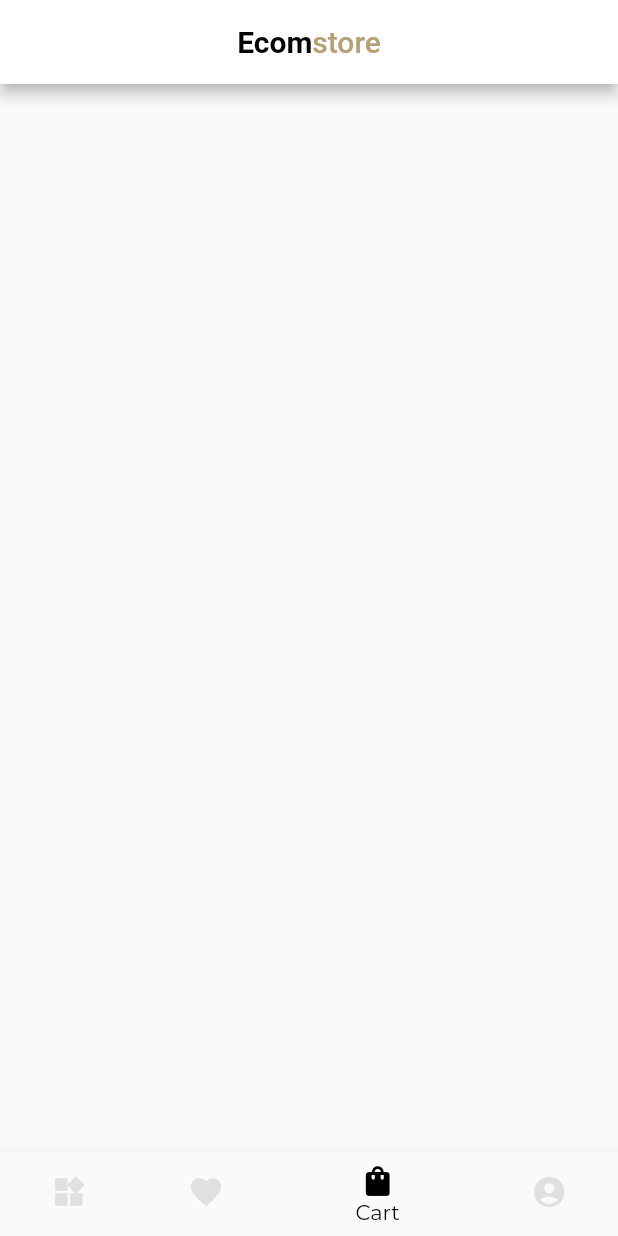
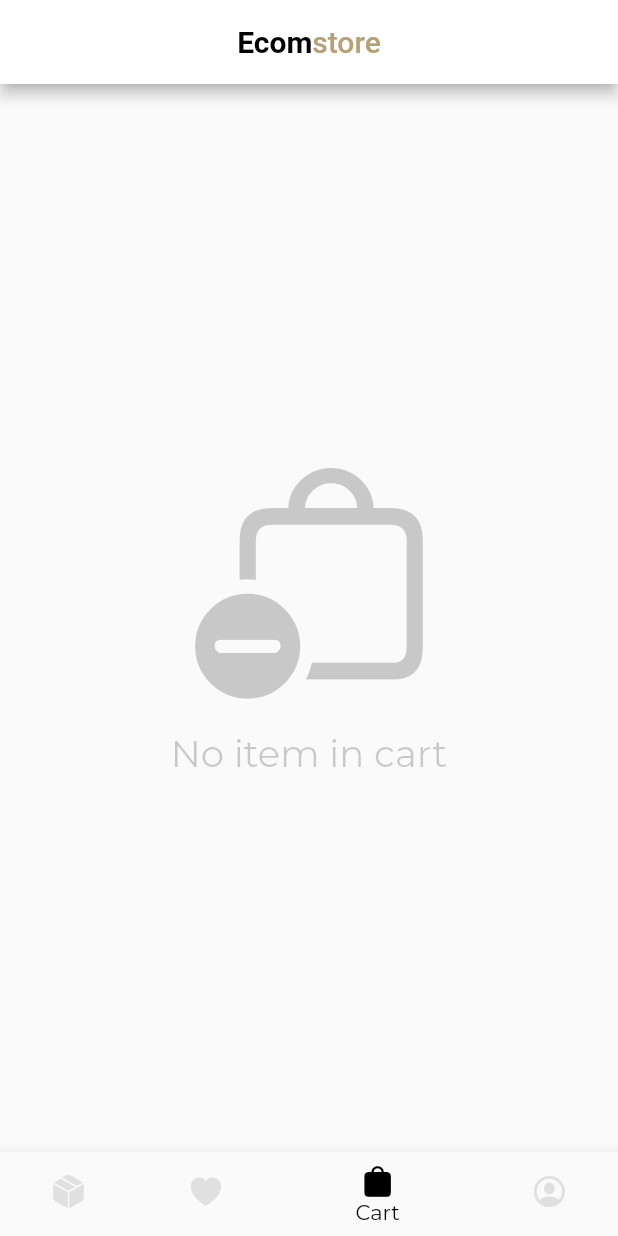
Before and after one commit to AHoxha19/ecomstore, a Flutter app: the screen it shows after launch, item 3 of the bottom bar chosen, on a phone screen of 412 x 824 dp. Run offline on Flutter 3.47's test engine with Material 2 defaults, Android fonts, the phone set to English and light mode, and no system bars; our stand-ins replace badges, cloud_firestore, firebase_core, google_fonts; accounts and stored records are empty.

Commit message:
add working cart page

```diff
--- a/lib/constants/colors.dart
+++ b/lib/constants/colors.dart
@@ -31,6 +31,7 @@ final kLogoColorPrimarySwatch = MaterialColor(0xFFb8a076, colorLogo);
 final kWhiteColorPrimarySwatch = MaterialColor(0xFFFFFFFF, colorWhite);
 
 const kLogoColor = Color(0xFFb8a076);
+const kTotalColor = Color(0xFFFFDDA3);
 
 const kFirstShopItemColor = Color(0xFFf6be9a);
 const kSecondShopItemColor = Color(0xFF8a2233);
--- a/lib/main.dart
+++ b/lib/main.dart
@@ -8,6 +8,7 @@ import 'package:ecomstore/views/profile.dart';
 import 'package:ecomstore/views/shopitem_details.dart';
 import 'package:ecomstore/widgets/ecomstore_scaffold.dart';
 import 'package:firebase_core/firebase_core.dart';
+import 'package:flutter/cupertino.dart';
 import 'package:flutter/material.dart';
 import 'package:google_fonts/google_fonts.dart';
 import 'package:provider/provider.dart';
@@ -129,14 +130,12 @@ class _EcomstoreHomePageState extends State<EcomstoreHomePage> {
     return BottomNavigationBar(
       items: <BottomNavigationBarItem>[
         BottomNavigationBarItem(
-          icon: Icon(
-            Icons.widgets,
-          ),
+          icon: Icon(CupertinoIcons.cube_box_fill),
           label: 'Home',
         ),
         BottomNavigationBarItem(
           icon: Icon(
-            Icons.favorite,
+            CupertinoIcons.heart_fill,
           ),
           label: 'Favorite',
         ),
@@ -148,15 +147,15 @@ class _EcomstoreHomePageState extends State<EcomstoreHomePage> {
                     style: TextStyle(color: Colors.white),
                   ),
                   badgeColor: kLogoColor,
-                  child: Icon(Icons.shopping_bag_rounded))
+                  child: Icon(CupertinoIcons.bag_fill))
               : Icon(
-                  Icons.shopping_bag_rounded,
+                  CupertinoIcons.bag_fill,
                 ),
           label: 'Cart',
         ),
         BottomNavigationBarItem(
           icon: Icon(
-            Icons.account_circle,
+            CupertinoIcons.profile_circled,
           ),
           label: 'Profile',
         ),
--- a/lib/views/cart.dart
+++ b/lib/views/cart.dart
@@ -1,4 +1,6 @@
+import 'package:ecomstore/constants/colors.dart';
 import 'package:ecomstore/providers/cart_provider.dart';
+import 'package:flutter/cupertino.dart';
 import 'package:flutter/material.dart';
 import 'package:flutter/widgets.dart';
 import 'package:provider/provider.dart';
@@ -13,16 +15,94 @@ class CartView extends StatelessWidget {
 
   @override
   Widget build(BuildContext context) {
+    final height = MediaQuery.of(context).size.height;
     final cartProvider = Provider.of<CartProvider>(context);
 
-    return ListView.builder(
-        itemCount: cartProvider.shopItems.length,
-        itemBuilder: (context, index) {
-          return ListTile(
-            leading: Image.network(cartProvider.shopItems[index].imageUrl),
-            title: Text("${cartProvider.shopItems[index].name}"),
-            subtitle: Text("${cartProvider.shopItems[index].price} CHF"),
-          );
-        });
+    if (cartProvider.shopItems.isEmpty) {
+      return Center(
+        child: Column(
+          mainAxisAlignment: MainAxisAlignment.center,
+          children: [
+            Icon(
+              CupertinoIcons.bag_badge_minus,
+              size: height * 0.2,
+              color: Colors.black.withOpacity(0.2),
+            ),
+            SizedBox(
+              height: height * 0.02,
+            ),
+            Text(
+              "No item in cart",
+              style: TextStyle(
+                  color: Colors.black.withOpacity(0.2),
+                  fontSize: height * 0.03),
+            ),
+          ],
+        ),
+      );
+    }
+
+    return Padding(
+      padding: const EdgeInsets.symmetric(horizontal: 10.0, vertical: 10.0),
+      child: Column(
+        mainAxisAlignment: MainAxisAlignment.spaceBetween,
+        children: [
+          Expanded(
+            child: ListView.builder(
+                itemCount: cartProvider.shopItems.length,
+                itemBuilder: (context, index) {
+                  return Card(
+                    child: ListTile(
+                      leading:
+                          Image.network(cartProvider.shopItems[index].imageUrl),
+                      title: Text("${cartProvider.shopItems[index].name}"),
+                      subtitle: Text(
+                          "${cartProvider.shopItems[index].price} CHF x ${cartProvider.shopItems[index].quantity}"),
+                      trailing: IconButton(
+                        onPressed: () {
+                          cartProvider
+                              .removeFromCart(cartProvider.shopItems[index]);
+                        },
+                        icon: Icon(CupertinoIcons.clear_circled),
+                      ),
+                    ),
+                  );
+                }),
+          ),
+          SizedBox(
+            width: double.infinity,
+            height: height * 0.06,
+            child: ElevatedButton(
+                style: ButtonStyle(
+                    backgroundColor: MaterialStateProperty.all(Colors.black)),
+                onPressed: () {},
+                child: Text.rich(TextSpan(children: [
+                  TextSpan(
+                    text: "Total: ",
+                    style: TextStyle(color: Colors.white),
+                  ),
+                  TextSpan(
+                      text:
+                          "${cartProvider.shopItems.fold(0, (num prev, element) => prev + element.quantity * element.price)} CHF",
+                      style: TextStyle(color: kTotalColor))
+                ]))),
+          ),
+          SizedBox(
+            height: height * 0.01,
+          ),
+          SizedBox(
+              width: double.infinity,
+              height: height * 0.06,
+              child: ElevatedButton(
+                  onPressed: () {},
+                  style: ButtonStyle(
+                      backgroundColor: MaterialStateProperty.all(kLogoColor)),
+                  child: Text(
+                    "Checkout",
+                    style: TextStyle(color: Colors.white),
+                  )))
+        ],
+      ),
+    );
   }
 }
```
Also changed, not shown: lib/models/shopitem.dart (+11 -0 lines), lib/providers/cart_provider.dart (+6 -3 lines), lib/views/shopitem_details.dart (+13 -9 lines).
